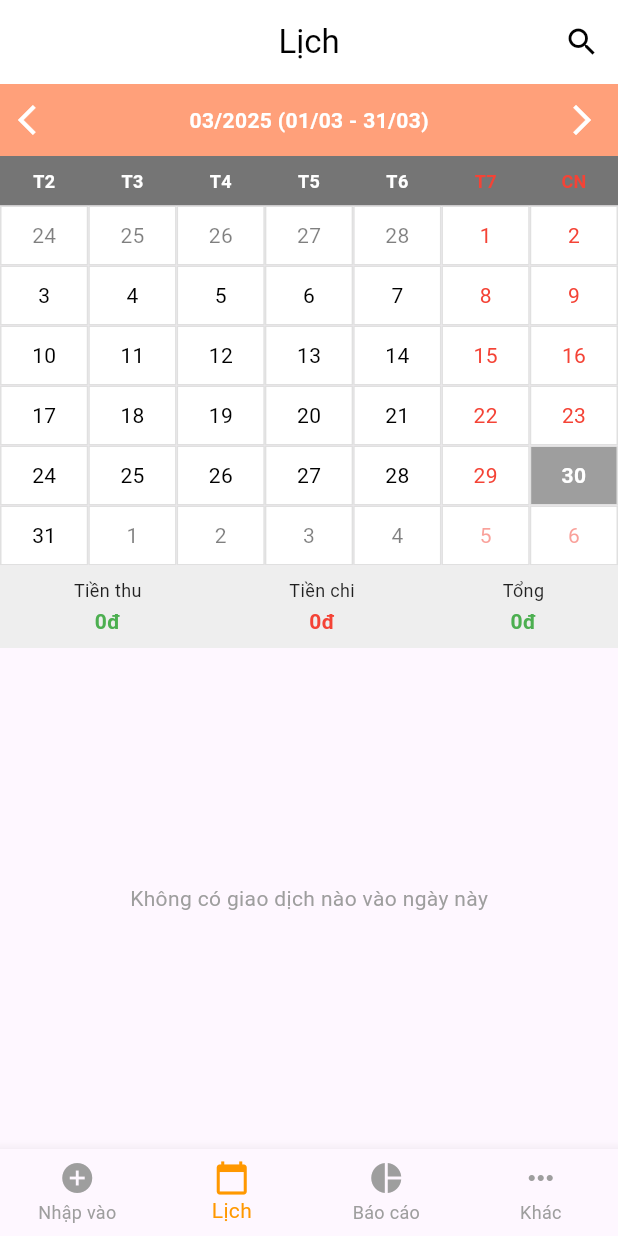
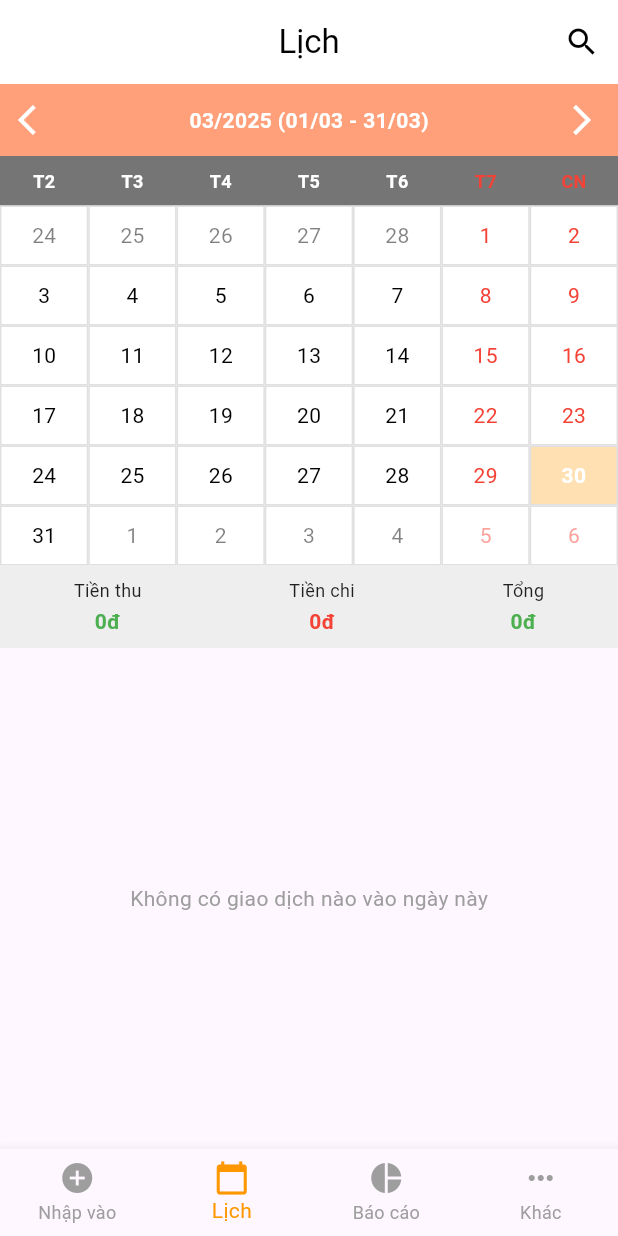
Before and after one commit to Tinhdang-AI/fundy_management_app, a Flutter app: the CalendarScreen screen opened directly, on a phone screen of 412 x 824 dp. Run offline on Flutter 3.47's test engine with Material 3 defaults, Android fonts, the phone set to English and light mode, and no system bars; our stand-ins replace cloud_firestore, email_validator, firebase_auth, firebase_core, google_sign_in, shared_preferences and 1 more; accounts and stored records are empty.

Commit message:
Update calendar_screen.dart

```diff
--- a/lib/screens/calendar_screen.dart
+++ b/lib/screens/calendar_screen.dart
@@ -372,9 +372,9 @@ class _CalendarScreenState extends State<CalendarScreen> {
 
               if (isSelected) {
                 textColor = Colors.white;
-                backgroundColor = Colors.grey;
+                backgroundColor = Colors.orange.shade100;
               } else if (isToday) {
-                backgroundColor = Colors.orange.shade100;
+                backgroundColor = Colors.grey.shade200;
               }
 
               return Expanded(
```
